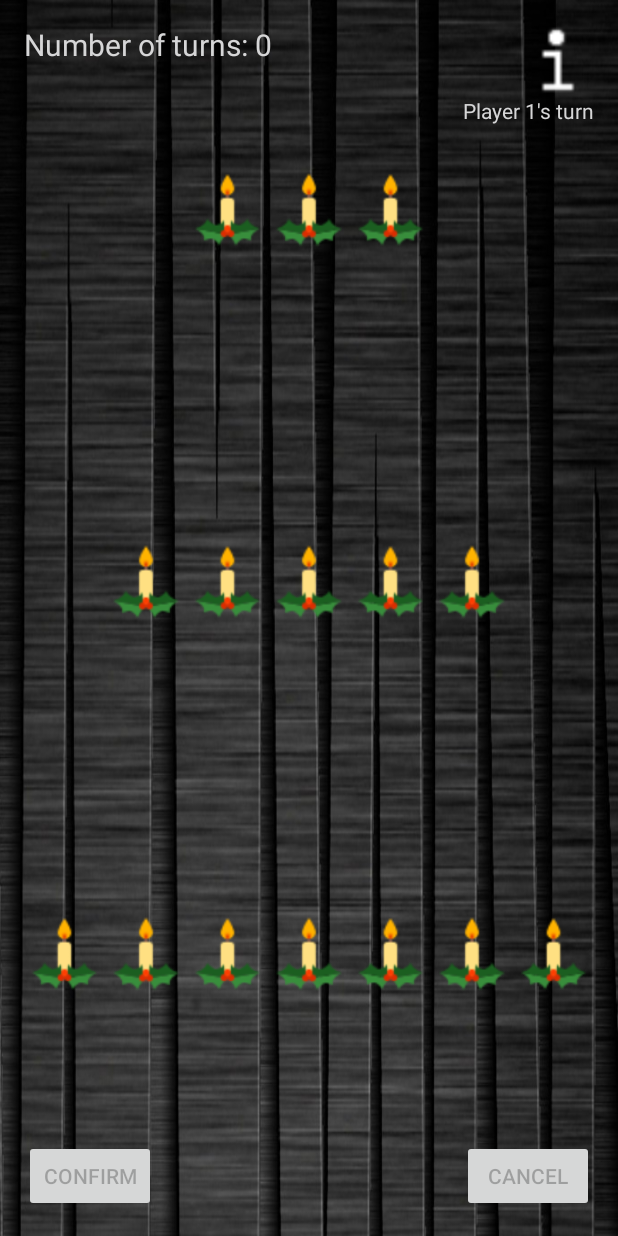
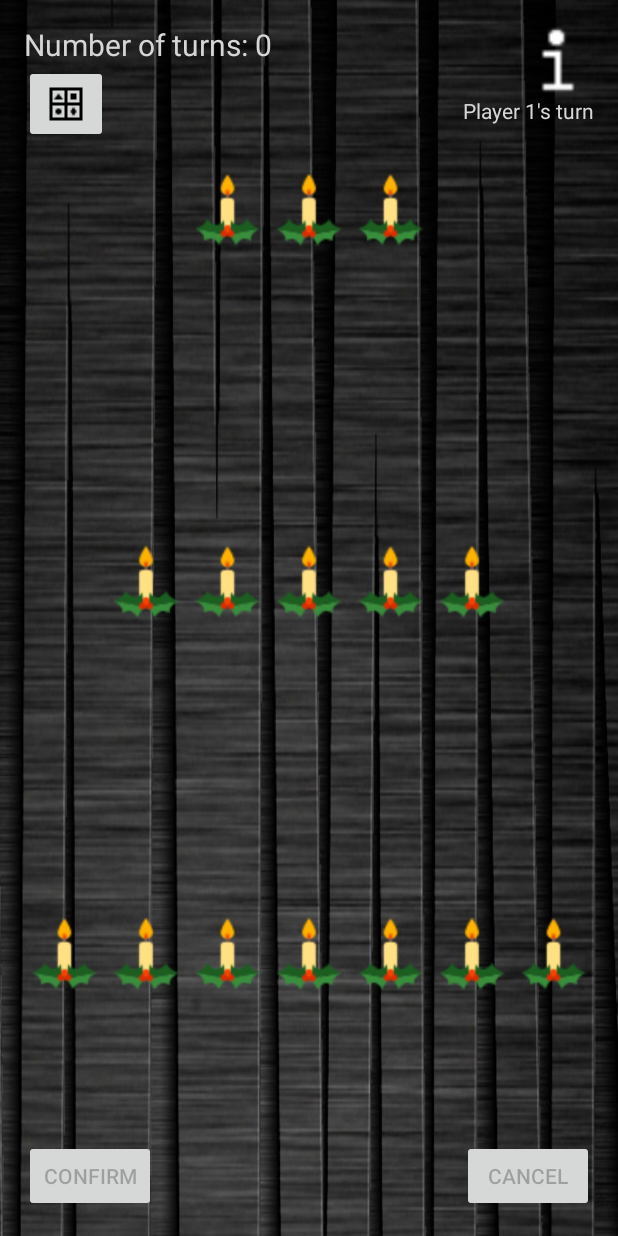
Before and after one commit to sndo9/androidnim, an Android app: the SinglePlayer screen opened directly, with no data from a screen before it, on a phone screen of 412 x 824 dp. Run offline under Robolectric (Android 15) with nearby library versions, the phone set to English and light mode, and no system bars.

Commit message:
Added different icon options

```diff
--- a/nim/app/build.gradle
+++ b/nim/app/build.gradle
@@ -5,7 +5,7 @@ android {
     buildToolsVersion "24.0.2"
     defaultConfig {
         applicationId "com.sndo9.robert.nim"
-        minSdkVersion 16
+        minSdkVersion 21
         targetSdkVersion 24
         versionCode 1
         versionName "1.0"
--- a/nim/app/src/main/java/com/sndo9/robert/nim/GameLogic.java
+++ b/nim/app/src/main/java/com/sndo9/robert/nim/GameLogic.java
@@ -8,6 +8,8 @@ import android.support.v7.app.AppCompatActivity;
 import android.util.Log;
 import android.view.View;
 import android.widget.Button;
+import android.widget.GridLayout;
+import android.widget.ImageButton;
 import android.widget.ImageView;
 import android.widget.TextView;
 
@@ -15,9 +17,11 @@ import org.w3c.dom.Text;
 
 import java.util.ArrayList;
 
+import static android.R.id.content;
 import static android.R.id.edit;
 import static android.icu.lang.UCharacter.GraphemeClusterBreak.L;
 import static android.icu.lang.UCharacter.GraphemeClusterBreak.T;
+import static com.sndo9.robert.nim.SinglePlayer.f;
 
 /**
  * Created by sndo9 on 12/5/16.
@@ -34,6 +38,7 @@ public class GameLogic extends AppCompatActivity {
 
     protected Button confirm;
     protected Button cancel;
+    protected ImageButton icons;
     protected TextView infoTextField;
     protected TextView numOfTurns;
 
@@ -43,6 +48,9 @@ public class GameLogic extends AppCompatActivity {
 
     protected boolean isPlayerOne;
     protected boolean hasSelected;
+
+    protected ImageView newIcon;
+    protected ImageView newIcon2;
 
     protected int count;
     protected int ptsLeft;
@@ -64,9 +72,33 @@ public class GameLogic extends AppCompatActivity {
         hasSelected = false;
         useAI = true;
 
+        //Icon drawer listener
+        View.OnClickListener getClickDrawable = new View.OnClickListener() {
+            @Override
+            public void onClick(View view) {
+                newIcon = (ImageView)view;
+                changeIcon(newIcon.getDrawable());
+                context.findViewById(R.id.gameLayout).setVisibility(View.VISIBLE);
+                context.findViewById(R.id.iconDrawer).setVisibility(View.GONE);
+            }
+        };
+
+        //Icon Drawer
+        String word = "icon";
+        //Favorite line of code in this project
+        for(int i = 0; i < 8; i++) view.findViewById(context.getResources().getIdentifier(word + i, "id", context.getPackageName())).setOnClickListener(getClickDrawable);
+
         //Find and hold buttons
         confirm = (Button)view.findViewById(R.id.buttonConfirm);
         cancel = (Button)view.findViewById(R.id.buttonCancel);
+        icons = (ImageButton)view.findViewById(R.id.buttonChangIcon);
+        icons.setOnClickListener(new View.OnClickListener() {
+            @Override
+            public void onClick(View view) {
+                context.findViewById(R.id.gameLayout).setVisibility(View.GONE);
+                context.findViewById(R.id.iconDrawer).setVisibility(View.VISIBLE);
+            }
+        });
         infoTextField = (TextView) view.findViewById(R.id.helpText);
         infoTextField.setText("Player 1's turn");
         numOfTurns = (TextView)view.findViewById(R.id.textNumOfTurns);
@@ -389,4 +421,16 @@ public class GameLogic extends AppCompatActivity {
 
         turns = Integer.parseInt(save.getString("numTurns", "1"));
     }
+
+    public void changeIcon(Drawable newPic){
+        for(int i = 0; i < arrayOne.size(); i++){
+            arrayOne.get(i).changeImage(newPic);
+        }
+        for(int i = 0; i < arrayTwo.size(); i++){
+            arrayTwo.get(i).changeImage(newPic);
+        }
+        for(int i = 0; i < arrayThree.size(); i++){
+            arrayThree.get(i).changeImage(newPic);
+        }
+    }
 }
--- a/nim/app/src/main/java/com/sndo9/robert/nim/stick.java
+++ b/nim/app/src/main/java/com/sndo9/robert/nim/stick.java
@@ -1,6 +1,7 @@
 package com.sndo9.robert.nim;
 
 import android.content.Context;
+import android.graphics.drawable.Drawable;
 import android.support.v7.app.AppCompatActivity;
 import android.util.Log;
 import android.view.View;
@@ -140,4 +141,8 @@ public class stick //extends AppCompatActivity
         return row;
     }
 
+    public void changeImage(Drawable pic){
+        image.setImageDrawable(pic);
+    }
+
 }
--- a/nim/app/src/main/res/layout/activity_single_player.xml
+++ b/nim/app/src/main/res/layout/activity_single_player.xml
@@ -77,7 +77,8 @@
         android:layout_alignParentLeft="true"
         android:layout_alignParentStart="true"
         android:layout_above="@id/buttonConfirm"
-        android:visibility="visible">
+        android:visibility="visible"
+        android:id="@+id/gameLayout">
 
         <Space
             android:layout_columnWeight="0.10"
@@ -264,6 +265,108 @@
         android:layout_alignParentStart="true"
         android:visibility="visible">
 
+        <GridLayout
+            android:layout_width="match_parent"
+            android:layout_height="match_parent"
+            android:id="@+id/iconDrawer"
+            android:rowCount="4"
+            android:columnCount="2"
+            android:layout_gravity="center"
+            android:visibility="gone"
+            android:background="@drawable/badass">
+
+            <ImageView
+                android:layout_height="wrap_content"
+                android:layout_width="wrap_content"
+                android:src="@drawable/donaldtrumpfilled"
+                android:rowCount="1"
+                android:columnCount="1"
+                android:layout_columnWeight="0.10"
+                android:layout_rowWeight="0.10"
+                android:id="@+id/icon0"/>
+
+            <ImageView
+                android:layout_height="wrap_content"
+                android:layout_width="wrap_content"
+                android:src="@drawable/beerglass"
+                android:rowCount="1"
+                android:columnCount="2"
+                android:layout_columnWeight="0.10"
+                android:layout_rowWeight="0.10"
+                android:id="@+id/icon1"/>
+
+            <ImageView
+                android:layout_height="wrap_content"
+                android:layout_width="wrap_content"
+                android:src="@drawable/processor"
+                android:rowCount="2"
+                android:columnCount="1"
+                android:layout_columnWeight="0.10"
+                android:layout_rowWeight="0.10"
+                android:id="@+id/icon2"/>
+
+            <ImageView
+                android:layout_height="wrap_content"
+                android:layout_width="wrap_content"
+                android:src="@drawable/breast"
+                android:rowCount="2"
+                android:columnCount="2"
+                android:layout_columnWeight="0.10"
+                android:layout_rowWeight="0.10"
+                android:id="@+id/icon3"/>
+
+            <ImageView
+                android:layout_height="wrap_content"
+                android:layout_width="wrap_content"
+                android:src="@drawable/insect"
+                android:rowCount="3"
+                android:columnCount="1"
+                android:layout_columnWeight="0.10"
+                android:layout_rowWeight="0.10"
+                android:id="@+id/icon4"/>
+
+            <ImageView
+                android:layout_height="wrap_content"
+                android:layout_width="wrap_content"
+                android:src="@drawable/mite"
+                android:rowCount="3"
+                android:columnCount="2"
+                android:layout_columnWeight="0.10"
+                android:layout_rowWeight="0.10"
+                android:id="@+id/icon5"/>
+
+            <ImageView
+                android:layout_height="wrap_content"
+                android:layout_width="wrap_content"
+                android:src="@drawable/dogbone"
+                android:rowCount="4"
+                android:columnCount="1"
+                android:layout_columnWeight="0.10"
+                android:layout_rowWeight="0.10"
+                android:id="@+id/icon6"/>
+
+            <ImageView
+                android:layout_height="wrap_content"
+                android:layout_width="wrap_content"
+                android:src="@drawable/beerglass"
+                android:rowCount="4"
+                android:columnCount="2"
+                android:layout_columnWeight="0.10"
+                android:layout_rowWeight="0.10"
+                android:id="@+id/icon7"/>
+
+
+
+        </GridLayout>
     </LinearLayout>
 
+    <ImageButton
+        android:src="@drawable/mediumiconssmall"
+        android:layout_width="wrap_content"
+        android:layout_height="wrap_content"
+        android:layout_below="@+id/textNumOfTurns"
+        android:layout_alignParentLeft="true"
+        android:layout_alignParentStart="true"
+        android:id="@+id/buttonChangIcon" />
+
 </RelativeLayout>
```
Also changed, not shown: nim/app/src/main/res/drawable/badass.png (added), nim/app/src/main/res/drawable/beerglass.png (added), nim/app/src/main/res/drawable/blackcandle.png (deleted), nim/app/src/main/res/drawable/breast.png (added), nim/app/src/main/res/drawable/christmastree.png (added), nim/app/src/main/res/drawable/dogbone.png (added), nim/app/src/main/res/drawable/donaldtrumpfilled.png (added), nim/app/src/main/res/drawable/insect.png (added), nim/app/src/main/res/drawable/mediumiconssmall.png (added), nim/app/src/main/res/drawable/mite.png (added), nim/app/src/main/res/drawable/processor.png (added), nim/app/src/main/res/drawable/stick.png (deleted), nim/app/src/main/res/mediumicons.png (added).
